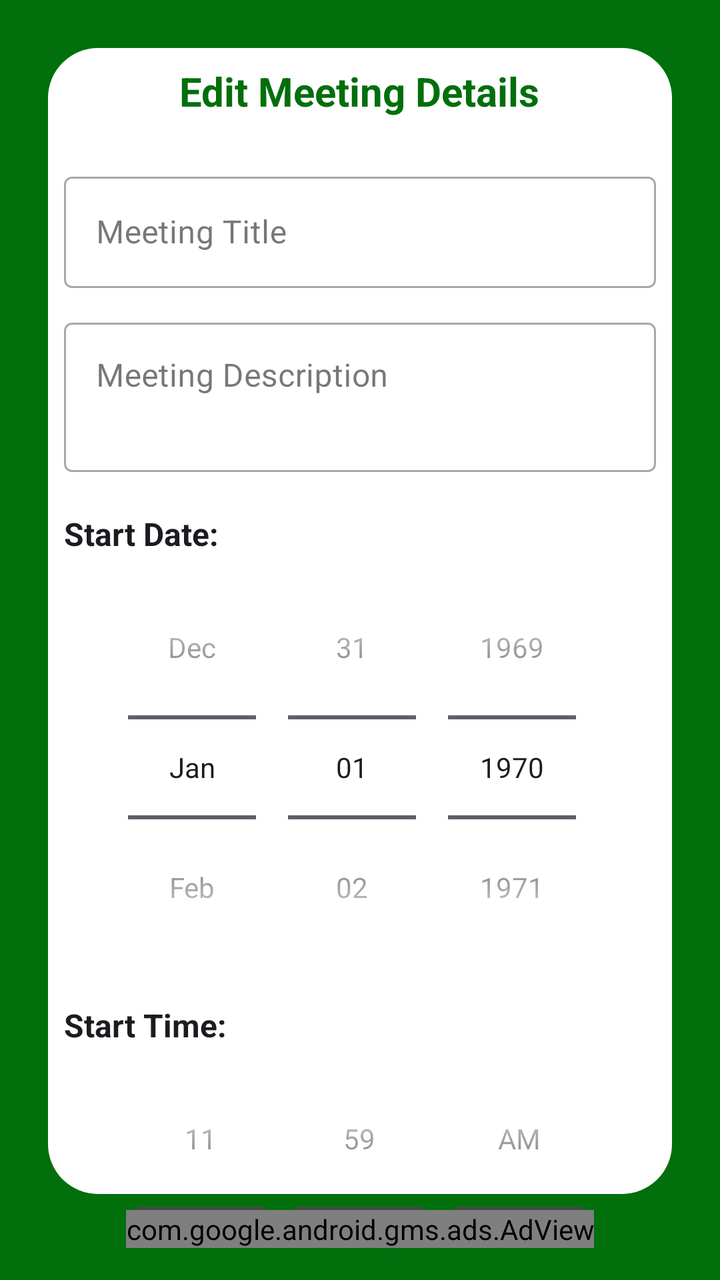
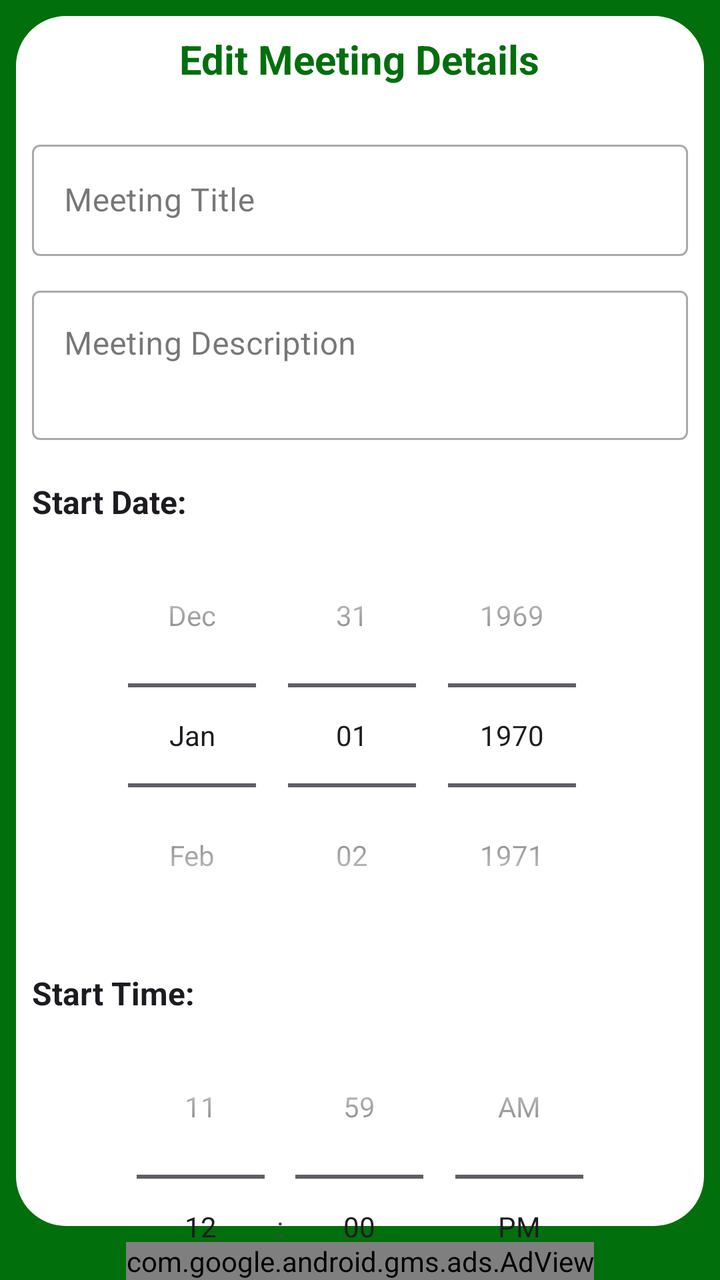

Before-and-after screenshots of an Android layout around one commit, followed by the original layout XML and the change that was made.
<!-- AndroidManifest.xml: activity theme Base.Theme.MeetMinder -->
<!-- res/layout/activity_edit_meeting.xml -->
<?xml version="1.0" encoding="utf-8"?>
<androidx.constraintlayout.widget.ConstraintLayout xmlns:android="http://schemas.android.com/apk/res/android" xmlns:ads="http://schemas.android.com/apk/res-auto"
    android:background="@color/colorPrimary"
    android:padding="16dp"
    android:fitsSystemWindows="true"
    android:layout_width="match_parent"
    android:layout_height="match_parent">
    <androidx.core.widget.NestedScrollView
        android:background="@drawable/background_startactivity"
        android:layout_width="0dp"
        android:layout_height="0dp"
        android:fillViewport="true"
        ads:layout_constraintBottom_toTopOf="@+id/adView"
        ads:layout_constraintEnd_toEndOf="parent"
        ads:layout_constraintStart_toStartOf="parent"
        ads:layout_constraintTop_toTopOf="parent">
        <LinearLayout
            android:orientation="vertical"
            android:padding="16dp"
            android:layout_width="match_parent"
            android:layout_height="wrap_content">
            <TextView
                android:textSize="20sp"
                android:textStyle="bold"
                android:textColor="?attr/colorPrimary"
                android:gravity="center"
                android:layout_gravity="center"
                android:layout_width="wrap_content"
                android:layout_height="wrap_content"
                android:layout_marginBottom="24dp"
                android:text="Edit Meeting Details"/>
            <com.google.android.material.textfield.TextInputLayout
                android:layout_width="match_parent"
                android:layout_height="wrap_content"
                android:layout_marginBottom="12dp"
                android:hint="Meeting Title"
                style="@style/Widget.MaterialComponents.TextInputLayout.OutlinedBox">
                <com.google.android.material.textfield.TextInputEditText
                    android:id="@+id/editTitle"
                    android:layout_width="match_parent"
                    android:layout_height="wrap_content"
                    android:maxLines="1"
                    android:inputType="textCapSentences"/>
            </com.google.android.material.textfield.TextInputLayout>
            <com.google.android.material.textfield.TextInputLayout
                android:layout_width="match_parent"
                android:layout_height="wrap_content"
                android:layout_marginBottom="12dp"
                android:hint="Meeting Description"
                style="@style/Widget.MaterialComponents.TextInputLayout.OutlinedBox">
                <com.google.android.material.textfield.TextInputEditText
                    android:gravity="top"
                    android:id="@+id/editDescription"
                    android:layout_width="match_parent"
                    android:layout_height="wrap_content"
                    android:minLines="2"
                    android:inputType="textMultiLine"/>
            </com.google.android.material.textfield.TextInputLayout>
            <TextView
                android:textSize="16sp"
                android:textStyle="bold"
                android:textColor="?attr/colorOnSurface"
                android:layout_width="wrap_content"
                android:layout_height="wrap_content"
                android:layout_marginTop="8dp"
                android:text="Start Date:"/>
            <DatePicker
                android:id="@+id/datePickerEdit"
                android:layout_width="match_parent"
                android:layout_height="wrap_content"
                android:layout_marginBottom="12dp"
                android:calendarViewShown="false"
                android:datePickerMode="spinner"/>
            <TextView
                android:textSize="16sp"
                android:textStyle="bold"
                android:textColor="?attr/colorOnSurface"
                android:layout_width="wrap_content"
                android:layout_height="wrap_content"
                android:text="Start Time:"/>
            <TimePicker
                android:id="@+id/timePickerFromEdit"
                android:layout_width="match_parent"
                android:layout_height="wrap_content"
                android:layout_marginBottom="12dp"
                android:timePickerMode="spinner"/>
            <TextView
                android:textSize="16sp"
                android:textStyle="bold"
                android:textColor="?attr/colorOnSurface"
                android:layout_width="wrap_content"
                android:layout_height="wrap_content"
                android:text="Duration (Hours):"/>
            <com.google.android.material.textfield.TextInputLayout
                android:layout_width="match_parent"
                android:layout_height="wrap_content"
                android:layout_marginBottom="12dp"
                android:hint="Enter duration (e.g., 1.5)"
                style="@style/Widget.MaterialComponents.TextInputLayout.OutlinedBox">
                <com.google.android.material.textfield.TextInputEditText
                    android:id="@+id/editDuration"
                    android:layout_width="match_parent"
                    android:layout_height="wrap_content"
                    android:maxLines="1"
                    android:inputType="numberDecimal"/>
            </com.google.android.material.textfield.TextInputLayout>
            <TextView
                android:textSize="16sp"
                android:textStyle="bold"
                android:textColor="?attr/colorOnSurface"
                android:id="@+id/spinnerRecurrenceTextview"
                android:visibility="visible"
                android:layout_width="wrap_content"
                android:layout_height="wrap_content"
                android:layout_marginTop="8dp"
                android:text="Recurrence:"/>
            <Spinner
                android:entries="@array/recurrence_options_with_yearly"
                android:id="@+id/spinnerRecurrence"
                android:visibility="visible"
                android:layout_width="match_parent"
                android:layout_height="wrap_content"
                android:layout_marginBottom="16dp"
                android:spinnerMode="dropdown"
                style="@style/Widget.AppCompat.Spinner.Underlined"/>
            <TextView
                android:textSize="16sp"
                android:textStyle="bold"
                android:textColor="?attr/colorOnSurface"
                android:id="@+id/activeOrNotTextview"
                android:visibility="visible"
                android:layout_width="wrap_content"
                android:layout_height="wrap_content"
                android:layout_marginTop="8dp"
                android:text="Status:"/>
            <Spinner
                android:entries="@array/active_options"
                android:id="@+id/activeOrNot"
                android:visibility="visible"
                android:layout_width="match_parent"
                android:layout_height="wrap_content"
                android:layout_marginBottom="24dp"
                android:spinnerMode="dropdown"
                style="@style/Widget.AppCompat.Spinner.Underlined"/>
            <Button
                android:textColor="?attr/colorOnPrimary"
                android:id="@+id/btnSave"
                android:layout_width="match_parent"
                android:layout_height="wrap_content"
                android:text="Save Changes"
                android:backgroundTint="?attr/colorPrimary"/>
        </LinearLayout>
    </androidx.core.widget.NestedScrollView>
    <com.google.android.gms.ads.AdView
        android:id="@+id/adView"
        android:layout_width="wrap_content"
        android:layout_height="wrap_content"
        ads:adSize="BANNER"
        ads:adUnitId="@string/real_ad"
        ads:layout_constraintBottom_toBottomOf="parent"
        ads:layout_constraintEnd_toEndOf="parent"
        ads:layout_constraintStart_toStartOf="parent"/>
</androidx.constraintlayout.widget.ConstraintLayout>
<!-- resources referenced by this layout -->
<resources>
  <string-array name="active_options">
          <item>Active</item>
          <item>Not Active</item>
      </string-array>
  <string-array name="recurrence_options_with_yearly">
          <item>Once</item>
          <item>Daily</item>
          <item>Weekly</item>
          <item>Monthly</item>
          <item>Yearly</item>
      </string-array>
  <color name="colorPrimary">#016f0c</color>
  <!-- drawable background_startactivity (drawable) -->
  <?xml version="1.0" encoding="utf-8"?>
  <layer-list xmlns:android="http://schemas.android.com/apk/res/android">
      <item>
          <shape android:shape="rectangle">
              <solid android:color="@color/colorPrimary"/>
          </shape>
      </item>
      <item
          android:left="8dp"
          android:top="8dp"
          android:right="8dp"
          android:bottom="8dp">
          <shape android:shape="rectangle">
              <solid android:color="#ffffff"/>
              <corners android:radius="25dp"/>
          </shape>
      </item>
  </layer-list>
  <string name="real_ad">ca-app-pub-3940256099942544/6300978111</string>
  <style name="Base.Theme.MeetMinder" parent="Theme.Material3.DayNight.NoActionBar">
          
          
  
          
          <item name="colorPrimary">@color/colorPrimary</item>
          <item name="colorPrimaryVariant">@color/colorPrimaryDark</item>
          <item name="colorOnPrimary">@android:color/white</item>
          <item name="colorSecondary">@color/colorAccent</item>
          <item name="colorSecondaryVariant">@color/colorAccent</item>
          <item name="colorOnSecondary">@android:color/black</item>
          <item name="android:statusBarColor">@color/colorPrimary</item>
          <item name="android:windowBackground">@color/white</item>
          <item name="android:navigationBarColor">@color/colorPrimary</item>
  
  
      </style>
  <color name="colorPrimaryDark">#FF01695A</color>
  <color name="colorAccent">#FF4CAF50</color>
  <color name="white">#FFFFFFFF</color>
</resources>

<!-- the commit's change to res/layout/activity_edit_meeting.xml (unified diff, before → after) -->
@@ -1,156 +1,176 @@
 <?xml version="1.0" encoding="utf-8"?>
-<androidx.constraintlayout.widget.ConstraintLayout xmlns:android="http://schemas.android.com/apk/res/android" xmlns:ads="http://schemas.android.com/apk/res-auto"
+<androidx.constraintlayout.widget.ConstraintLayout xmlns:android="http://schemas.android.com/apk/res/android"
+    xmlns:ads="http://schemas.android.com/apk/res-auto"
+    android:layout_width="match_parent"
+    android:layout_height="match_parent"
     android:background="@color/colorPrimary"
-    android:padding="16dp"
-    android:fitsSystemWindows="true"
-    android:layout_width="match_parent"
-    android:layout_height="match_parent">
+    android:fitsSystemWindows="true">
+
     <androidx.core.widget.NestedScrollView
-        android:background="@drawable/background_startactivity"
         android:layout_width="0dp"
         android:layout_height="0dp"
+        android:background="@drawable/background_startactivity"
         android:fillViewport="true"
         ads:layout_constraintBottom_toTopOf="@+id/adView"
         ads:layout_constraintEnd_toEndOf="parent"
         ads:layout_constraintStart_toStartOf="parent"
         ads:layout_constraintTop_toTopOf="parent">
+
         <LinearLayout
+            android:layout_width="match_parent"
+            android:layout_height="wrap_content"
             android:orientation="vertical"
-            android:padding="16dp"
-            android:layout_width="match_parent"
-            android:layout_height="wrap_content">
+            android:padding="16dp">
+
             <TextView
-                android:textSize="20sp"
-                android:textStyle="bold"
-                android:textColor="?attr/colorPrimary"
-                android:gravity="center"
-                android:layout_gravity="center"
                 android:layout_width="wrap_content"
                 android:layout_height="wrap_content"
+                android:layout_gravity="center"
                 android:layout_marginBottom="24dp"
-                android:text="Edit Meeting Details"/>
+                android:gravity="center"
+                android:text="Edit Meeting Details"
+                android:textColor="?attr/colorPrimary"
+                android:textSize="20sp"
+                android:textStyle="bold" />
+
             <com.google.android.material.textfield.TextInputLayout
+                style="@style/Widget.MaterialComponents.TextInputLayout.OutlinedBox"
                 android:layout_width="match_parent"
                 android:layout_height="wrap_content"
                 android:layout_marginBottom="12dp"
-                android:hint="Meeting Title"
-                style="@style/Widget.MaterialComponents.TextInputLayout.OutlinedBox">
+                android:hint="Meeting Title">
+
                 <com.google.android.material.textfield.TextInputEditText
                     android:id="@+id/editTitle"
                     android:layout_width="match_parent"
                     android:layout_height="wrap_content"
-                    android:maxLines="1"
-                    android:inputType="textCapSentences"/>
+                    android:inputType="textCapSentences"
+                    android:maxLines="1" />
             </com.google.android.material.textfield.TextInputLayout>
+
             <com.google.android.material.textfield.TextInputLayout
+                style="@style/Widget.MaterialComponents.TextInputLayout.OutlinedBox"
                 android:layout_width="match_parent"
                 android:layout_height="wrap_content"
                 android:layout_marginBottom="12dp"
-                android:hint="Meeting Description"
-                style="@style/Widget.MaterialComponents.TextInputLayout.OutlinedBox">
+                android:hint="Meeting Description">
+
                 <com.google.android.material.textfield.TextInputEditText
-                    android:gravity="top"
                     android:id="@+id/editDescription"
                     android:layout_width="match_parent"
                     android:layout_height="wrap_content"
-                    android:minLines="2"
-                    android:inputType="textMultiLine"/>
+                    android:gravity="top"
+                    android:inputType="textMultiLine"
+                    android:minLines="2" />
             </com.google.android.material.textfield.TextInputLayout>
+
             <TextView
-                android:textSize="16sp"
-                android:textStyle="bold"
-                android:textColor="?attr/colorOnSurface"
                 android:layout_width="wrap_content"
                 android:layout_height="wrap_content"
                 android:layout_marginTop="8dp"
-                android:text="Start Date:"/>
+                android:text="Start Date:"
+                android:textColor="?attr/colorOnSurface"
+                android:textSize="16sp"
+                android:textStyle="bold" />
+
             <DatePicker
                 android:id="@+id/datePickerEdit"
                 android:layout_width="match_parent"
                 android:layout_height="wrap_content"
                 android:layout_marginBottom="12dp"
                 android:calendarViewShown="false"
-                android:datePickerMode="spinner"/>
+                android:datePickerMode="spinner" />
+
             <TextView
-                android:textSize="16sp"
-                android:textStyle="bold"
-                android:textColor="?attr/colorOnSurface"
                 android:layout_width="wrap_content"
                 android:layout_height="wrap_content"
-                android:text="Start Time:"/>
+                android:text="Start Time:"
+                android:textColor="?attr/colorOnSurface"
+                android:textSize="16sp"
+                android:textStyle="bold" />
+
             <TimePicker
                 android:id="@+id/timePickerFromEdit"
                 android:layout_width="match_parent"
                 android:layout_height="wrap_content"
                 android:layout_marginBottom="12dp"
-                android:timePickerMode="spinner"/>
+                android:timePickerMode="spinner" />
+
             <TextView
-                android:textSize="16sp"
-                android:textStyle="bold"
-                android:textColor="?attr/colorOnSurface"
                 android:layout_width="wrap_content"
                 android:layout_height="wrap_content"
-                android:text="Duration (Hours):"/>
+                android:text="Duration (Hours):"
+                android:textColor="?attr/colorOnSurface"
+                android:textSize="16sp"
+                android:textStyle="bold" />
+
             <com.google.android.material.textfield.TextInputLayout
+                style="@style/Widget.MaterialComponents.TextInputLayout.OutlinedBox"
                 android:layout_width="match_parent"
                 android:layout_height="wrap_content"
                 android:layout_marginBottom="12dp"
-                android:hint="Enter duration (e.g., 1.5)"
-                style="@style/Widget.MaterialComponents.TextInputLayout.OutlinedBox">
+                android:hint="Enter duration (e.g., 1.5)">
+
                 <com.google.android.material.textfield.TextInputEditText
                     android:id="@+id/editDuration"
                     android:layout_width="match_parent"
                     android:layout_height="wrap_content"
-                    android:maxLines="1"
-                    android:inputType="numberDecimal"/>
+                    android:inputType="numberDecimal"
+                    android:maxLines="1" />
             </com.google.android.material.textfield.TextInputLayout>
+
             <TextView
-                android:textSize="16sp"
-                android:textStyle="bold"
-                android:textColor="?attr/colorOnSurface"
                 android:id="@+id/spinnerRecurrenceTextview"
-                android:visibility="visible"
                 android:layout_width="wrap_content"
                 android:layout_height="wrap_content"
                 android:layout_marginTop="8dp"
-                android:text="Recurrence:"/>
+                android:text="Recurrence:"
+                android:textColor="?attr/colorOnSurface"
+                android:textSize="16sp"
+                android:textStyle="bold"
+                android:visibility="visible" />
+
             <Spinner
-                android:entries="@array/recurrence_options_with_yearly"
                 android:id="@+id/spinnerRecurrence"
-                android:visibility="visible"
+                style="@style/Widget.AppCompat.Spinner.Underlined"
                 android:layout_width="match_parent"
                 android:layout_height="wrap_content"
                 android:layout_marginBottom="16dp"
+                android:entries="@array/recurrence_options_with_yearly"
                 android:spinnerMode="dropdown"
-                style="@style/Widget.AppCompat.Spinner.Underlined"/>
+                android:visibility="visible" />
+
             <TextView
-                android:textSize="16sp"
-                android:textStyle="bold"
-                android:textColor="?attr/colorOnSurface"
                 android:id="@+id/activeOrNotTextview"
-                android:visibility="visible"
                 android:layout_width="wrap_content"
                 android:layout_height="wrap_content"
                 android:layout_marginTop="8dp"
-                android:text="Status:"/>
+                android:text="Status:"
+                android:textColor="?attr/colorOnSurface"
+                android:textSize="16sp"
+                android:textStyle="bold"
+                android:visibility="visible" />
+
             <Spinner
-                android:entries="@array/active_options"
                 android:id="@+id/activeOrNot"
-                android:visibility="visible"
+                style="@style/Widget.AppCompat.Spinner.Underlined"
                 android:layout_width="match_parent"
                 android:layout_height="wrap_content"
                 android:layout_marginBottom="24dp"
+                android:entries="@array/active_options"
                 android:spinnerMode="dropdown"
-                style="@style/Widget.AppCompat.Spinner.Underlined"/>
+                android:visibility="visible" />
+
             <Button
-                android:textColor="?attr/colorOnPrimary"
                 android:id="@+id/btnSave"
                 android:layout_width="match_parent"
                 android:layout_height="wrap_content"
+                android:backgroundTint="?attr/colorPrimary"
                 android:text="Save Changes"
-                android:backgroundTint="?attr/colorPrimary"/>
+                android:textColor="?attr/colorOnPrimary" />
         </LinearLayout>
     </androidx.core.widget.NestedScrollView>
+
     <com.google.android.gms.ads.AdView
         android:id="@+id/adView"
         android:layout_width="wrap_content"
@@ -159,5 +179,5 @@
         ads:adUnitId="@string/real_ad"
         ads:layout_constraintBottom_toBottomOf="parent"
         ads:layout_constraintEnd_toEndOf="parent"
-        ads:layout_constraintStart_toStartOf="parent"/>
+        ads:layout_constraintStart_toStartOf="parent" />
 </androidx.constraintlayout.widget.ConstraintLayout>
